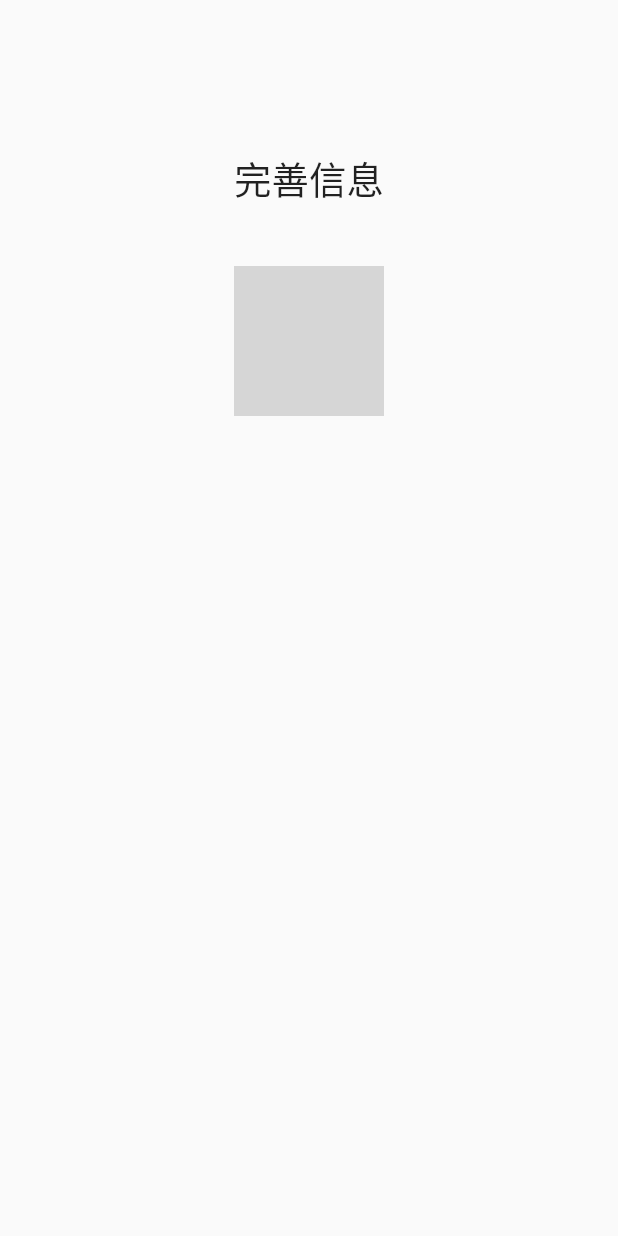
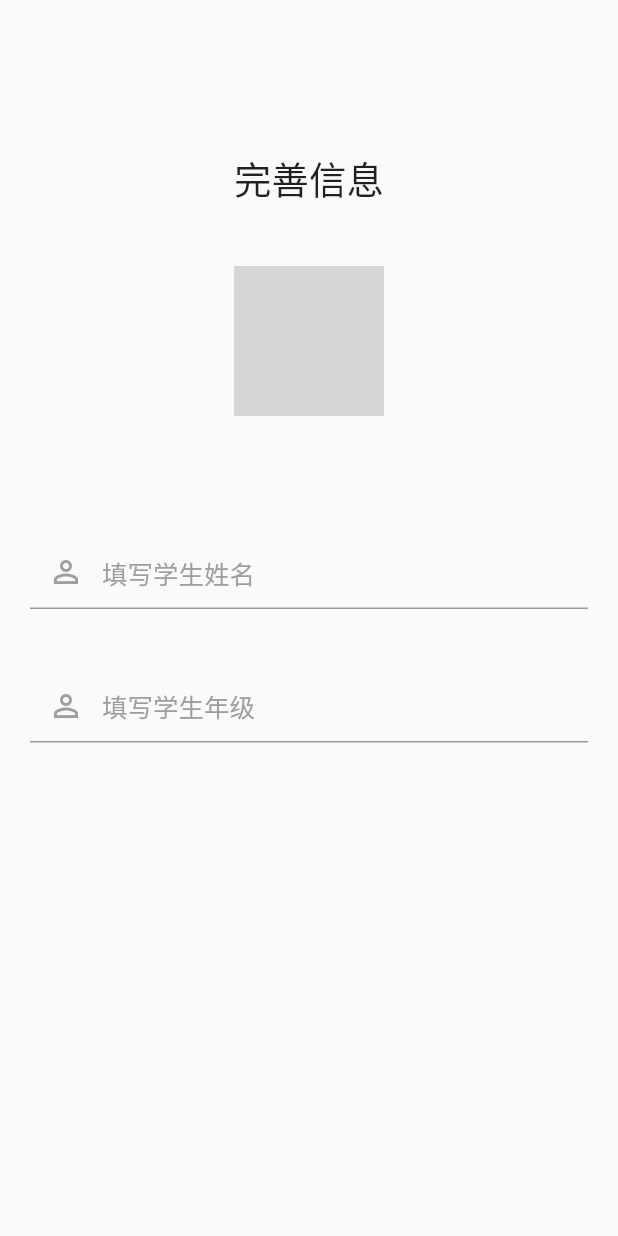
Before and after one commit to waitwalker/ett_dayuwen, a Flutter app: the screen it shows after launch, on a phone screen of 412 x 824 dp. Run offline on Flutter 3.47's test engine with Material 2 defaults, Android fonts, the phone set to English and light mode, and no system bars; our stand-ins replace audioplayers, connectivity, convert, date_format, device_info, dio and 7 more; accounts and stored records are empty; network calls fail; grey boxes are pictures that could not be loaded.

Commit message:
完善信息页面输入框添加

```diff
--- a/lib/pages/login/supplementary_info_page.dart
+++ b/lib/pages/login/supplementary_info_page.dart
@@ -18,7 +18,9 @@ class SupplementaryInfoPage extends StatefulWidget {
 }
 
 class _SupplementaryInfoState extends State<SupplementaryInfoPage> {
-  WebViewController webViewController;
+  TextEditingController _nameController;
+  FocusNode _nameFocus = FocusNode();
+
 
   @override
   Widget build(BuildContext context) {
@@ -42,13 +44,65 @@ class _SupplementaryInfoState extends State<SupplementaryInfoPage> {
               height: 100,
               width: 100,
               child: FadeInImage.assetNetwork(
-                  placeholder: 'lib/resources/images/student_avatar.png',
-                  image: 'https://pic1.zhimg.com/v2-7fab628481a26f025188b095b5cfafbc.jpg',
-                  width: 100,
-                  height: 100
+                placeholder: 'lib/resources/images/student_avatar.png',
+                image: 'https://pic1.zhimg.com/v2-7fab628481a26f025188b095b5cfafbc.jpg',
+                width: 100,
+                height: 100,
+                fit: BoxFit.cover,
               ),
             ),
 
+            Padding(padding: EdgeInsets.only(top: 40)),
+
+            Padding(
+              padding: EdgeInsets.only(top: 40,left: 20,right: 20),
+              child: TextField(
+                controller: _nameController,
+                focusNode: _nameFocus,
+                decoration: InputDecoration(
+                  prefixIcon: Icon(Icons.person_outline,color: Colors.grey,size: 24,),
+                  hintText: "填写学生姓名",
+                  hintStyle: TextStyle(color: Colors.grey),
+                ),
+                onEditingComplete: (){
+
+                },
+
+                onChanged:(text){
+                  print("手机号输入:$text");
+                  if (text.length > 11) {
+                    _nameController.text = text.substring(0,11);
+                  }
+                },
+
+                keyboardType: TextInputType.phone,
+              ),
+            ),
+
+            Padding(
+              padding: EdgeInsets.only(top: 40,left: 20,right: 20),
+              child: TextField(
+                controller: _nameController,
+                focusNode: _nameFocus,
+                decoration: InputDecoration(
+                  prefixIcon: Icon(Icons.person_outline,color: Colors.grey,size: 24,),
+                  hintText: "填写学生年级",
+                  hintStyle: TextStyle(color: Colors.grey),
+                ),
+                onEditingComplete: (){
+
+                },
+
+                onChanged:(text){
+                  print("手机号输入:$text");
+                  if (text.length > 11) {
+                    _nameController.text = text.substring(0,11);
+                  }
+                },
+
+                keyboardType: TextInputType.phone,
+              ),
+            ),
 
           ],
         ),
```
